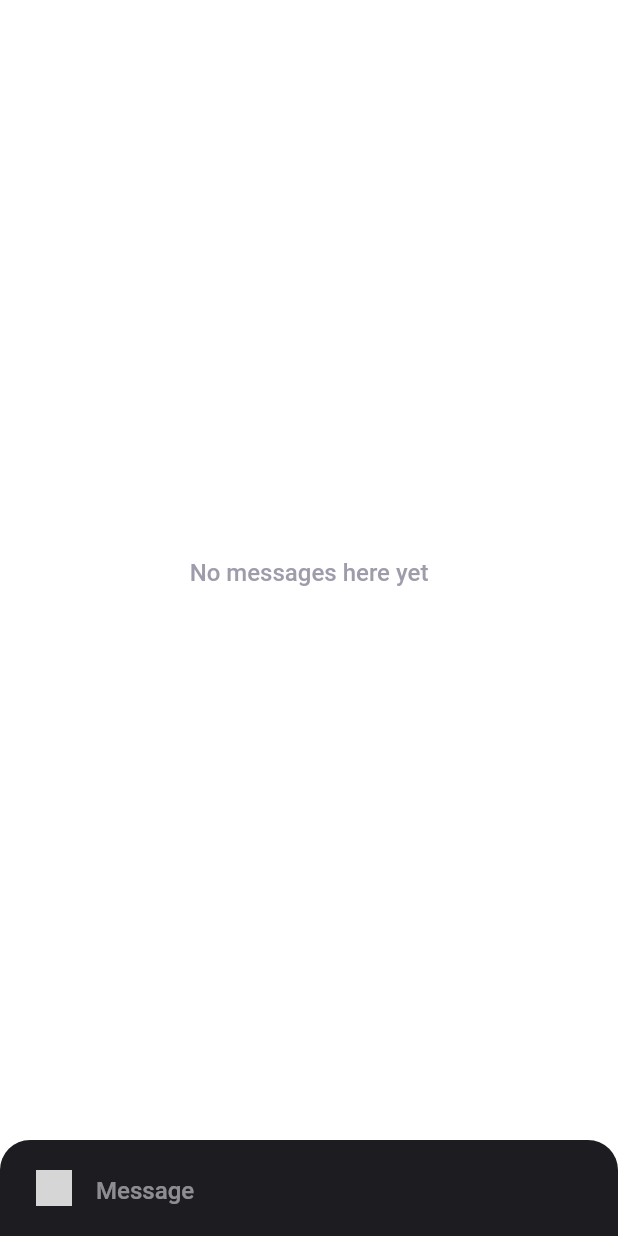
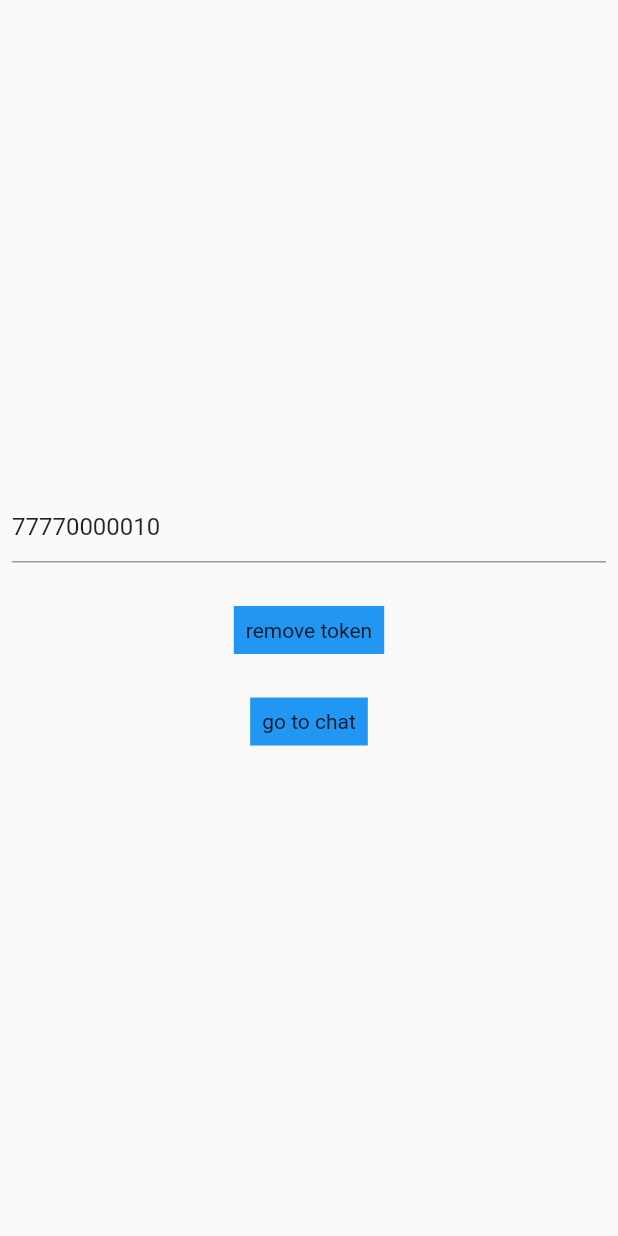
Before and after one commit to Zhogolev/flutter_usesdesk_example_app, a Flutter app: the screen it shows after launch, on a phone screen of 412 x 824 dp. Run offline on Flutter 3.47's test engine with Material 2 defaults, Android fonts, the phone set to English and light mode, and no system bars; our stand-ins replace camera, file_picker, flutter_chat_types, flutter_chat_ui, image_picker, shared_preferences; missing offline and left inert: usedesk; grey boxes are pictures that could not be loaded.

```diff
--- a/lib/main.dart
+++ b/lib/main.dart
@@ -30,9 +30,93 @@ Future<XFile?> _takePicture(BuildContext context) async {
 
 Future<void> main() async {
   WidgetsFlutterBinding.ensureInitialized();
+
+  runApp(const FirstScreen());
+}
+
+class FirstScreen extends StatefulWidget {
+  const FirstScreen({Key? key}) : super(key: key);
+
+  @override
+  State<FirstScreen> createState() => _FirstScreenState();
+}
+
+class _FirstScreenState extends State<FirstScreen> {
+  TextEditingController? controller;
+
+  @override
+  void initState() {
+    controller = TextEditingController(text: '77770000010');
+    super.initState();
+  }
+
+  @override
+  void dispose() {
+    controller?.dispose();
+    super.dispose();
+  }
+
+  @override
+  Widget build(BuildContext context) {
+    return MaterialApp(
+      home: FirstScreenBody(controller: controller),
+    );
+  }
+}
+
+class FirstScreenBody extends StatelessWidget {
+  const FirstScreenBody({
+    Key? key,
+    required this.controller,
+  }) : super(key: key);
+
+  final TextEditingController? controller;
+
+  @override
+  Widget build(BuildContext context) {
+    return Scaffold(
+      body: Padding(
+        padding: const EdgeInsets.all(8.0),
+        child: Column(
+          mainAxisAlignment: MainAxisAlignment.center,
+          children: [
+            Center(
+              child: TextField(
+                controller: controller,
+                keyboardType: TextInputType.phone,
+              ),
+            ),
+            const SizedBox(
+              height: 29,
+            ),
+            InkWell(
+                child: Container(
+                  padding: const EdgeInsets.all(8),
+                  color: Colors.blue,
+                  child: const Text('remove token'),
+                ),
+                onTap: () async {
+                  final prefs = await SharedPreferences.getInstance();
+                  final sp = SharedPreferencesUsedeskChatStorage(prefs);
+                  await sp.clearToken();
+                }),
+            const SizedBox(
+              height: 29,
+            ),
+            InkWell(
+              child: Container(
+                padding: const EdgeInsets.all(8),
+                color: Colors.blue,
+                child: const Text('go to chat'),
+              ),
+              onTap: () async {
+                String text = controller?.text ?? '0';
+                int phone = int.parse(text);
+
                 final prefs = await SharedPreferences.getInstance();
 
-  usedesk.UsedeskChat usedeskChat = await usedesk.UsedeskChat.init(
+                usedesk.UsedeskChat usedeskChat =
+                    await usedesk.UsedeskChat.init(
                   /* Required */
                   storage: SharedPreferencesUsedeskChatStorage(prefs),
                   companyId: '163798',
@@ -41,19 +125,32 @@ Future<void> main() async {
                   apiConfig: const usedesk.ChatApiConfiguration(
                     urlChat: 'https://pubsubsec.usedesk.ru',
                     urlOfflineForm: 'https://secure.usedesk.ru/',
-      urlToSendFile: 'https://secure.usedesk.ru/uapi/v1/send_file',
+                    urlToSendFile:
+                        'https://secure.usedesk.ru/uapi/v1/send_file',
                   ),
                 );
 
                 usedeskChat
-    ..identify = const usedesk.IdentifyConfiguration(
-      name: 'Test mobile 321',
-      phoneNumber: 79529029900,
-      additionalId: 'uuid_t_APP_UUID11',
+                  ..identify = usedesk.IdentifyConfiguration(
+                    name: '$phone: remove',
+                    phoneNumber: phone,
+                    additionalId: 'uuid_$phone',
                   )
-    ..additionalFields = {'20266': 'Простой вопрос', '20265': 'se_app'};
+                  ..additionalFields = {
+                    '20266': 'Простой вопрос',
+                    '20265': 'se_app'
+                  };
 
-  runApp(MyApp(usedeskChat));
+                Navigator.of(context).push(MaterialPageRoute(builder: (ctx) {
+                  return ChatPage(usedeskChat);
+                }));
+              },
+            )
+          ],
+        ),
+      ),
+    );
+  }
 }
 
 class MyApp extends StatelessWidget {
@@ -61,9 +158,7 @@ class MyApp extends StatelessWidget {
   const MyApp(this.usedeskChat, {super.key});
 
   @override
-  Widget build(BuildContext context) => MaterialApp(
-        home: ChatPage(usedeskChat),
-      );
+  Widget build(BuildContext context) => ChatPage(usedeskChat);
 }
 
 class ChatPage extends StatefulWidget {
```
Also changed, not shown: pubspec.lock, 3 other files. Lines whose indentation alone changed are shown as unchanged.
